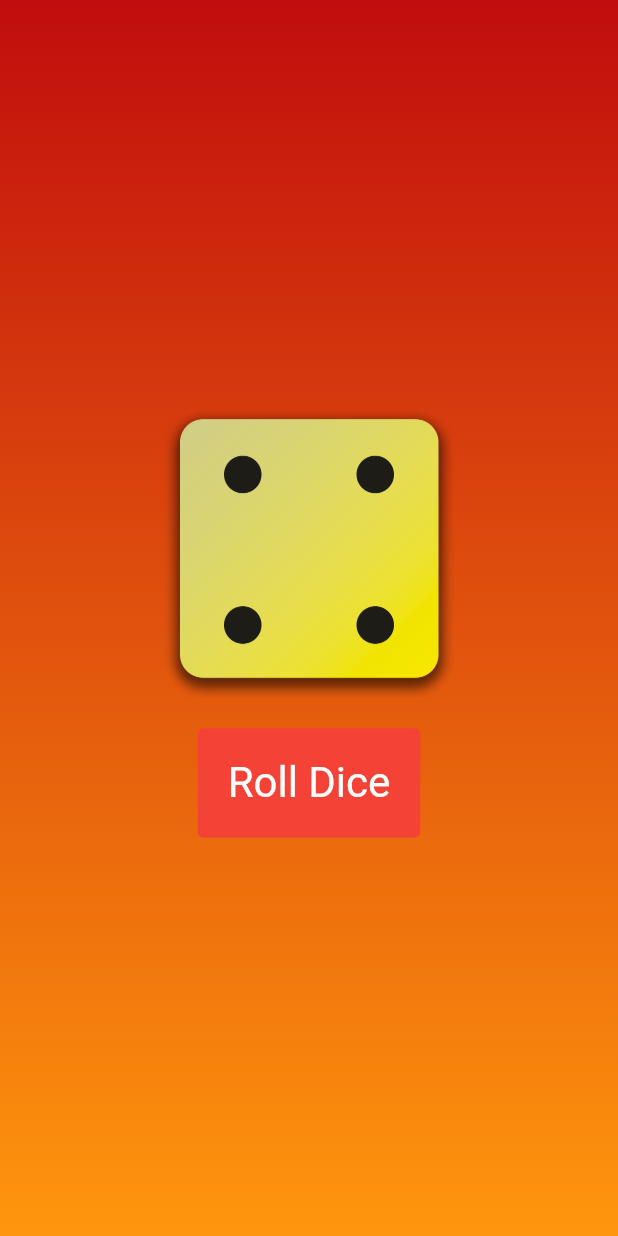
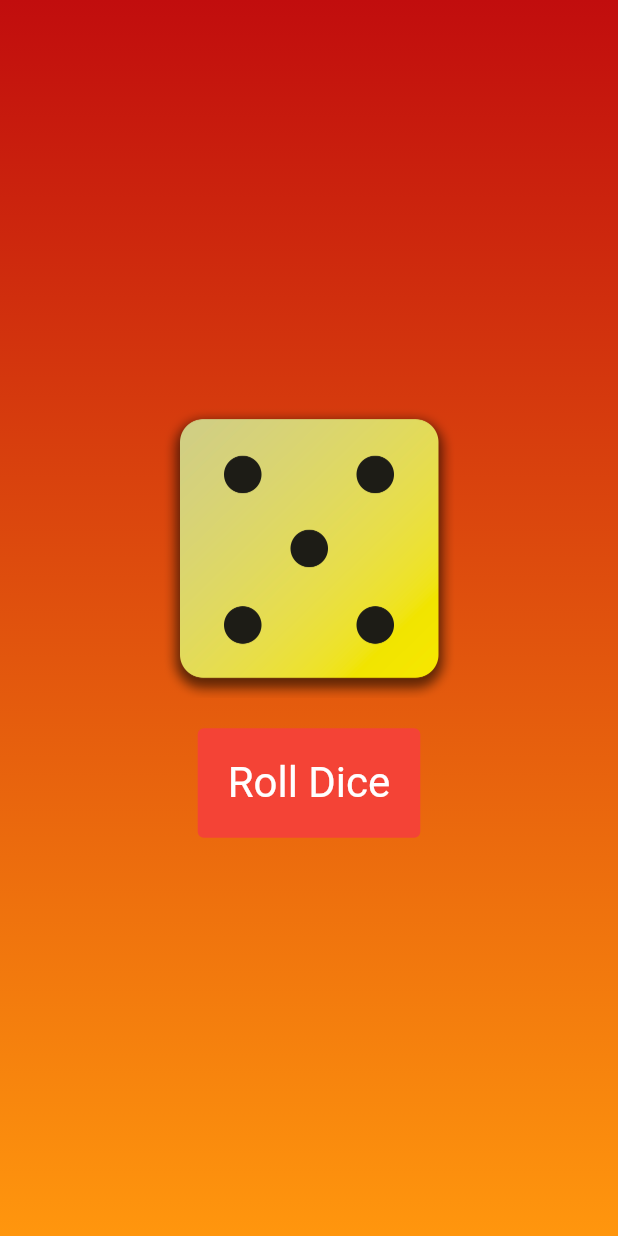
Before and after one commit to GabrielAllba/DiceRoller, a Flutter app: the screen it shows after launch, after a tap on "Roll Dice", on a phone screen of 412 x 824 dp. Run offline on Flutter 3.47's test engine with Material 2 defaults, Android fonts, the phone set to English and light mode, and no system bars.

```diff
--- a/lib/dice_roller.dart
+++ b/lib/dice_roller.dart
@@ -1,3 +1,4 @@
+import 'dart:math';
 import 'package:flutter/material.dart';
 
 class DiceRoller extends StatefulWidget {
@@ -11,8 +12,9 @@ class DiceRoller extends StatefulWidget {
 class _DiceRollerState extends State<DiceRoller> {
   var activeDiceImage = 'assets/images/dice-2.png';
   void rollDice() {
+    var dice = Random().nextInt(6) + 1;
     setState(() {
-      activeDiceImage = 'assets/images/dice-4.png';
+      activeDiceImage = 'assets/images/dice-$dice.png';
     });
   }
 
```
